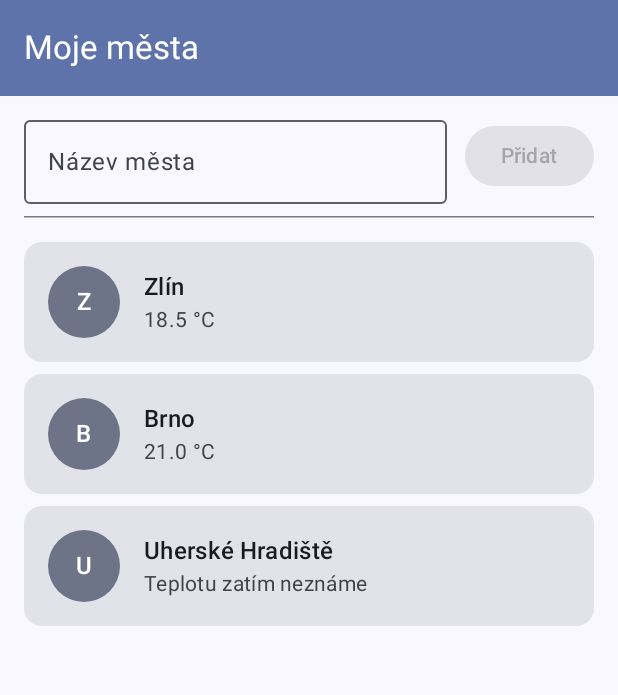
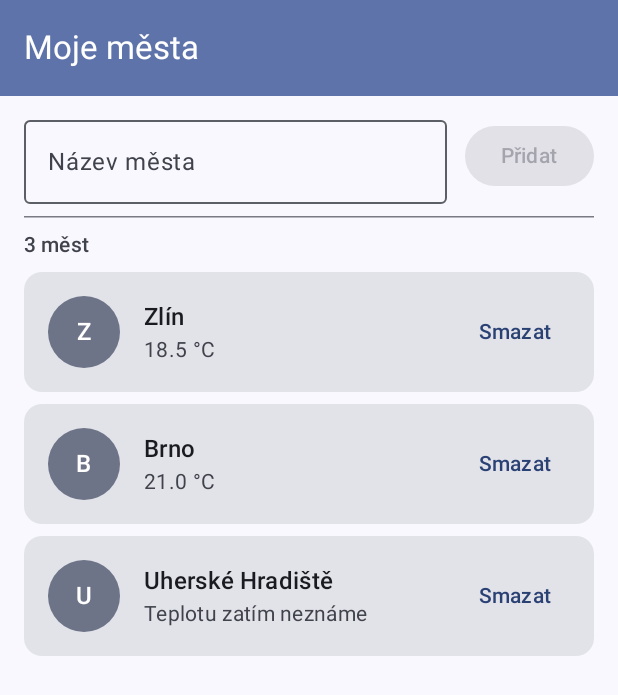
Before and after one commit to VBistry/meteodenik, an Android app built with Jetpack Compose: the screen it shows after launch (MainActivity), on a phone screen of 412 x 824 dp. Shown: the top 695 px of the screen. Run offline under Robolectric (Android 15) with nearby library versions, the phone set to English and light mode, and no system bars.

Commit message:
Cviceni 7.2: mazani mest, validace duplikatu, pocet

```diff
--- a/app/src/main/java/cz/utb/meteodenik/ui/MestaScreen.kt
+++ b/app/src/main/java/cz/utb/meteodenik/ui/MestaScreen.kt
@@ -25,6 +25,7 @@ import androidx.compose.material3.MaterialTheme
 import androidx.compose.material3.OutlinedTextField
 import androidx.compose.material3.Scaffold
 import androidx.compose.material3.Text
+import androidx.compose.material3.TextButton
 import androidx.compose.material3.TopAppBar
 import androidx.compose.material3.TopAppBarDefaults
 import androidx.compose.runtime.Composable
@@ -36,6 +37,7 @@ import androidx.compose.runtime.setValue
 import androidx.compose.ui.Alignment
 import androidx.compose.ui.Modifier
 import androidx.compose.ui.draw.clip
+import androidx.compose.ui.res.pluralStringResource
 import androidx.compose.ui.res.stringResource
 import androidx.compose.ui.semantics.contentDescription
 import androidx.compose.ui.semantics.semantics
@@ -49,8 +51,10 @@ import cz.utb.meteodenik.ui.theme.MeteoDenikTheme
 @Composable
 fun MestoKarta(
     mesto: Mesto,
+    onSmazat: () -> Unit,   // cvičení 7.2: karta neví, jak se maže – jen to ohlásí
     modifier: Modifier = Modifier
 ) {
+    val popisSmazani = stringResource(R.string.mesto_smazat_popis, mesto.nazev)
     Card(modifier = modifier.fillMaxWidth()) {
         Row(
             modifier = Modifier.padding(16.dp),
@@ -88,6 +92,13 @@ fun MestoKarta(
                     color = MaterialTheme.colorScheme.onSurfaceVariant
                 )
             }
+            // TextButton má cíl dotyku aspoň 48 dp; čtečka přečte „Smazat město Zlín“.
+            TextButton(
+                onClick = onSmazat,
+                modifier = Modifier.semantics { contentDescription = popisSmazani }
+            ) {
+                Text(text = stringResource(R.string.mesto_smazat))
+            }
         }
     }
 }
@@ -103,13 +114,14 @@ internal val ukazkovaMesta = listOf(
 @Composable
 private fun MestoKartaPreview() {
     MeteoDenikTheme {
-        MestoKarta(mesto = ukazkovaMesta.first(), modifier = Modifier.padding(16.dp))
+        MestoKarta(mesto = ukazkovaMesta.first(), onSmazat = {}, modifier = Modifier.padding(16.dp))
     }
 }
 
 @Composable
 fun PridatMestoRadek(
     nazev: String,
+    jeChyba: Boolean,
     onNazevChange: (String) -> Unit,
     onPridat: () -> Unit,
     modifier: Modifier = Modifier
@@ -123,6 +135,12 @@ fun PridatMestoRadek(
             onValueChange = onNazevChange,
             label = { Text(stringResource(R.string.mesto_pole_label)) },
             singleLine = true,
+            isError = jeChyba,
+            supportingText = if (jeChyba) {
+                { Text(stringResource(R.string.mesto_duplikat)) }
+            } else {
+                null
+            },
             modifier = Modifier.weight(1f)
         )
         Spacer(modifier = Modifier.width(12.dp))
@@ -140,9 +158,9 @@ fun PridatMestoRadek(
 private fun PridatMestoRadekPreview() {
     MeteoDenikTheme {
         Column(modifier = Modifier.padding(16.dp)) {
-            PridatMestoRadek(nazev = "", onNazevChange = {}, onPridat = {})
+            PridatMestoRadek(nazev = "", jeChyba = false, onNazevChange = {}, onPridat = {})
             Spacer(modifier = Modifier.height(16.dp))
-            PridatMestoRadek(nazev = "Zlín", onNazevChange = {}, onPridat = {})
+            PridatMestoRadek(nazev = "Zlín", jeChyba = false, onNazevChange = {}, onPridat = {})
         }
     }
 }
@@ -150,6 +168,7 @@ private fun PridatMestoRadekPreview() {
 @Composable
 fun MestaSeznam(
     mesta: List<Mesto>,
+    onSmazatMesto: (Int) -> Unit,
     modifier: Modifier = Modifier
 ) {
     if (mesta.isEmpty()) {
@@ -169,7 +188,8 @@ fun MestaSeznam(
                 items = mesta,
                 key = { mesto -> mesto.id }
             ) { mesto ->
-                MestoKarta(mesto = mesto)
+                // id doplní až seznam – karta zná jen „smaž mě“.
+                MestoKarta(mesto = mesto, onSmazat = { onSmazatMesto(mesto.id) })
             }
         }
     }
@@ -180,8 +200,10 @@ fun MestaSeznam(
 fun MestaObsah(
     mesta: List<Mesto>,
     novyNazev: String,
+    jeDuplikat: Boolean,
     onNovyNazevChange: (String) -> Unit,
     onPridatMesto: () -> Unit,
+    onSmazatMesto: (Int) -> Unit,
     modifier: Modifier = Modifier
 ) {
     Scaffold(
@@ -204,11 +226,18 @@ fun MestaObsah(
             Spacer(modifier = Modifier.height(8.dp))
             PridatMestoRadek(
                 nazev = novyNazev,
+                jeChyba = jeDuplikat,
                 onNazevChange = onNovyNazevChange,
                 onPridat = onPridatMesto
             )
             HorizontalDivider(modifier = Modifier.padding(vertical = 8.dp))
-            MestaSeznam(mesta = mesta)
+            // Počet měst: plurál vybere tvar (1 město, 3 města, 5 měst).
+            Text(
+                text = pluralStringResource(R.plurals.mesta_pocet, mesta.size, mesta.size),
+                style = MaterialTheme.typography.labelLarge,
+                color = MaterialTheme.colorScheme.onSurfaceVariant
+            )
+            MestaSeznam(mesta = mesta, onSmazatMesto = onSmazatMesto)
         }
     }
 }
@@ -219,14 +248,24 @@ fun MestaObrazovka(modifier: Modifier = Modifier) {
     // V lekci 08 převezme seznam měst ViewModel; komponenty pod ní se nezmění.
     var novyNazev by rememberSaveable { mutableStateOf("") }
     var mesta by remember { mutableStateOf(ukazkovaMesta) }
+    var jeDuplikat by rememberSaveable { mutableStateOf(false) }
 
     MestaObsah(
         mesta = mesta,
         novyNazev = novyNazev,
-        onNovyNazevChange = { novyNazev = it },
+        jeDuplikat = jeDuplikat,
+        onNovyNazevChange = {
+            novyNazev = it
+            jeDuplikat = false   // chybu ruší každá změna textu
+        },
         onPridatMesto = {
             val nazev = novyNazev.trim()
-            if (nazev.isNotEmpty()) {
+            // Duplikát bez ohledu na velikost písmen a mezery okolo.
+            val uzExistuje = mesta.any { it.nazev.trim().equals(nazev, ignoreCase = true) }
+            when {
+                nazev.isEmpty() -> Unit
+                uzExistuje -> jeDuplikat = true
+                else -> {
                     mesta = mesta + Mesto(
                         id = (mesta.maxOfOrNull { it.id } ?: 0) + 1,
                         nazev = nazev,
@@ -234,6 +273,10 @@ fun MestaObrazovka(modifier: Modifier = Modifier) {
                     )
                     novyNazev = ""
                 }
+            }
+        },
+        onSmazatMesto = { id ->
+            mesta = mesta.filterNot { it.id == id }   // nový seznam, ne remove() na starém
         },
         modifier = modifier
     )
@@ -247,8 +290,25 @@ private fun MestaObsahPreview() {
         MestaObsah(
             mesta = ukazkovaMesta,
             novyNazev = "Otrokovice",
+            jeDuplikat = false,
             onNovyNazevChange = {},
-            onPridatMesto = {}
+            onPridatMesto = {},
+            onSmazatMesto = {}
+        )
+    }
+}
+
+@Preview(name = "Obrazovka — duplicitní město", showBackground = true)
+@Composable
+private fun MestaObsahChybaPreview() {
+    MeteoDenikTheme {
+        MestaObsah(
+            mesta = ukazkovaMesta,
+            novyNazev = "zlín ",
+            jeDuplikat = true,
+            onNovyNazevChange = {},
+            onPridatMesto = {},
+            onSmazatMesto = {}
         )
     }
 }
@@ -260,8 +320,10 @@ private fun MestaObsahPrazdnaPreview() {
         MestaObsah(
             mesta = emptyList(),
             novyNazev = "",
+            jeDuplikat = false,
             onNovyNazevChange = {},
-            onPridatMesto = {}
+            onPridatMesto = {},
+            onSmazatMesto = {}
         )
     }
 }
--- a/app/src/main/res/values/strings.xml
+++ b/app/src/main/res/values/strings.xml
@@ -50,4 +50,15 @@
     <!-- Cvičení 7.1: vizitková karta -->
     <string name="vizitka_email_popis">E-mail: %1$s</string>
     <string name="vizitka_avatar_popis">Fotka: %1$s</string>
+
+    <!-- Cvičení 7.2: mazání, duplicity, počet -->
+    <string name="mesto_duplikat">Toto město už v seznamu máte.</string>
+    <string name="mesto_smazat">Smazat</string>
+    <string name="mesto_smazat_popis">Smazat město %1$s</string>
+    <plurals name="mesta_pocet">
+        <item quantity="one">%1$d město</item>
+        <item quantity="few">%1$d města</item>
+        <item quantity="many">%1$d města</item>
+        <item quantity="other">%1$d měst</item>
+    </plurals>
 </resources>
```
Also changed, not shown: 1 other file. Lines whose indentation alone changed are shown as unchanged.
